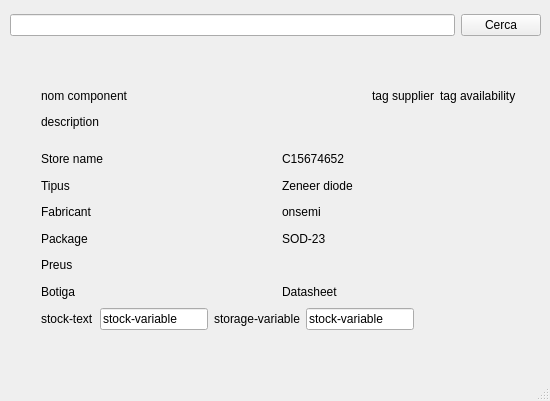
Qt form ui_component_lookup.ui (CasamaMaker/myStock) before a commit.
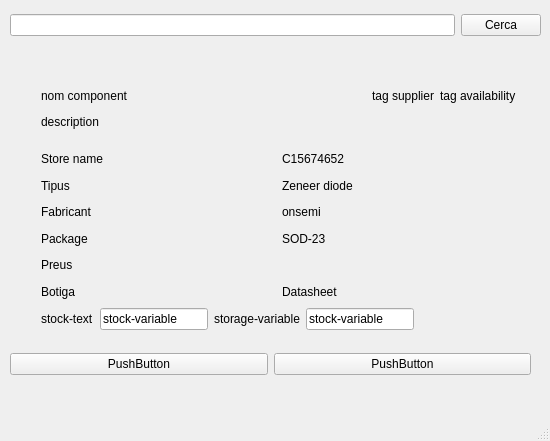
The same form after that commit.

What changed in the file:
```diff
--- a/ui_component_lookup.ui
+++ b/ui_component_lookup.ui
@@ -7,7 +7,7 @@
     <x>0</x>
     <y>0</y>
     <width>550</width>
-    <height>401</height>
+    <height>441</height>
    </rect>
   </property>
   <property name="windowTitle">
@@ -334,6 +334,32 @@
      </layout>
     </widget>
    </widget>
+   <widget class="QWidget" name="horizontalLayoutWidget">
+    <property name="geometry">
+     <rect>
+      <x>10</x>
+      <y>350</y>
+      <width>521</width>
+      <height>28</height>
+     </rect>
+    </property>
+    <layout class="QHBoxLayout" name="horizontalLayout_10">
+     <item>
+      <widget class="QPushButton" name="pushButton">
+       <property name="text">
+        <string>PushButton</string>
+       </property>
+      </widget>
+     </item>
+     <item>
+      <widget class="QPushButton" name="pushButton_2">
+       <property name="text">
+        <string>PushButton</string>
+       </property>
+      </widget>
+     </item>
+    </layout>
+   </widget>
   </widget>
   <widget class="QMenuBar" name="menubar">
    <property name="geometry">
```
Left out of the diff: 10 changed lines with no effect on the pictures.
